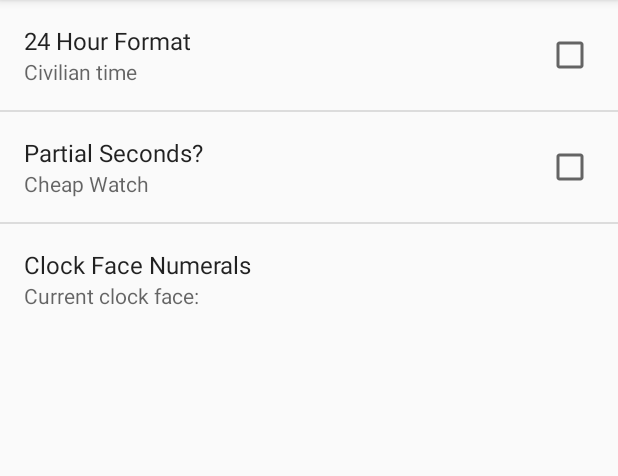
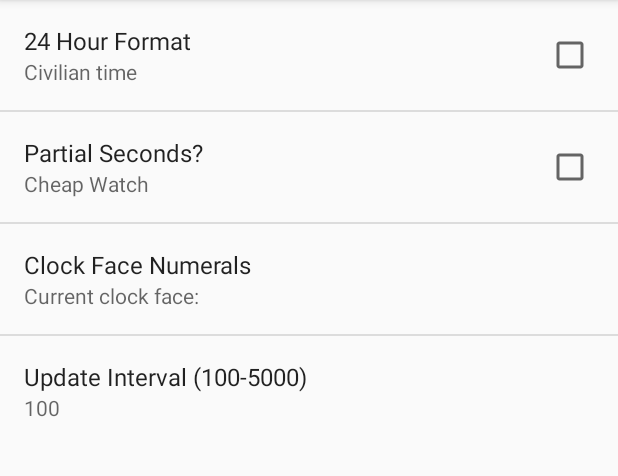
Before and after one commit to markdietzler/Android-analog-clock-with-settings-and-sound, an Android app: the screen it shows after launch (SettingsActivity), in the options menu, after a tap on "Settings", on a phone screen of 412 x 824 dp, the part 84-560 px from its top. Run offline under Robolectric (Android 15) with nearby library versions, the light colour scheme and no system bars.

Commit message:
update to final submitted lab

```diff
--- a/app/src/main/java/mark/dietzler/mdietzlerlab7/Clock.java
+++ b/app/src/main/java/mark/dietzler/mdietzlerlab7/Clock.java
@@ -2,6 +2,8 @@ package mark.dietzler.mdietzlerlab7;
 
 import android.animation.TimeAnimator;
 import android.content.Context;
+import android.content.res.AssetFileDescriptor;
+import android.content.res.AssetManager;
 import android.content.res.Resources;
 import android.graphics.Bitmap;
 import android.graphics.BitmapFactory;
@@ -9,56 +11,105 @@ import android.graphics.Color;
 import android.graphics.Paint;
 import android.graphics.Path;
 import android.graphics.Rect;
+import android.media.AudioManager;
+import android.media.SoundPool;
 import android.util.AttributeSet;
+import android.util.Log;
 import android.view.View;
 import android.graphics.Canvas;
 
+import java.io.IOException;
 import java.util.Calendar;
 import java.util.GregorianCalendar;
 import java.util.Observable;
 
 public class Clock extends View implements TimeAnimator.TimeListener {
 
-    final static float overallWidth = 100.0f, overallHeight = 100.0f, clockRadius = 50.0f, handLength = 40.0f, tailLength = 10.0f;
-    final static float ASPECT_RATIO = 1f;
     TimeAnimator mTimer = new TimeAnimator();
-    final static float[] minuteHand = new float[]{-02.5f, 0, 0, 40.25f, 02.5f, 0, 0, -02.5f, -02.5f, 0};
-    final static float[] hourHand = new float[]{-05f, 0, 0, 30.5f, 05f, 0, 0, -05f, -05f, 0};
-    int mWidth, mHeight;
-    Boolean hourFormat = Boolean.FALSE, partialSeconds = Boolean.FALSE ;
-    private String clockFace = "";
-    private static final float mSECOND_DEGREES = 360/-60;
-
+    SoundPool soundpool;
     public HourMinSec hourMinSec = new HourMinSec();
 
+    //primitives
+    private final static float OVERALL_WIDTH = 100.0f, OVERALL_HEIGHT = 100.0f, M_SECOND_HAND_LENGTH = 38.0f;
+    private final static float ASPECT_RATIO = 1f;
+    private final static float[] mMinute_Hand_Coordinates = new float[]{-02.5f, 0, 0, 40.25f, 02.5f, 0, 0, -02.5f, -02.5f, 0};
+    private final static float[] mHour_Hand_Coordinates = new float[]{-05f, 0, 0, 30.5f, 05f, 0, 0, -05f, -05f, 0};
+    private static final float mDEGREES_SECOND = 360/60;
+    private int mWidth, mHeight, mStoredSecond;
+    private int second_hand_click;
+    private int mUpdateDelay = 0;
+    private long mElapsedTimer;
+    private Boolean mDigital_Clock_24hour_Format = Boolean.FALSE, mPartial_Seconds_Flag = Boolean.FALSE, mPlay_Clock_Tick = false;
+    //strings
+    private String mClock_Face_String = "";
+
+    public void SetUpdateDelay(int newDelay) {
+        mUpdateDelay = newDelay;
+    }
+
+    //setters and getters
+    public boolean get24HourClock(){
+        return mDigital_Clock_24hour_Format;
+    }
+
+    public void set24Clock(boolean newSetting) {
+        mDigital_Clock_24hour_Format = newSetting;
+    }
+
+    public boolean getPartialSeconds() {
+        return mPartial_Seconds_Flag;
+    }
+
+    public void setPartialSeconds(boolean newState) {
+        mPartial_Seconds_Flag = newState;
+    }
+
     public String GetClockFace() {
-        return clockFace;
+        return mClock_Face_String;
     }
 
     public void SetClockFace(String newClockFace) {
-        clockFace = newClockFace;
+        mClock_Face_String = newClockFace;
     }
 
+    //constructors
     public Clock(Context context) {
         super(context);
-        initializeMe();
+        initializeMe(context);
     }
 
     public Clock(Context context, AttributeSet attrs) {
         super(context, attrs);
-        initializeMe();
+        initializeMe(context);
     }
 
     public Clock(Context context, AttributeSet attrs, int defStyleAttr) {
         super(context, attrs, defStyleAttr);
-        initializeMe();
+        initializeMe(context);
     }
 
-    private void initializeMe(){
+    private void initializeMe(Context context){
         setLayerType(LAYER_TYPE_SOFTWARE, null);
+        mTimer.setTimeListener(this);
         startTimer();
+        mElapsedTimer = 0;
+
+        //load the click sound
+        soundpool = new SoundPool(10, AudioManager.STREAM_MUSIC,0);
+        try {
+            AssetManager assetManager = context.getAssets();
+            AssetFileDescriptor descriptor;
+
+            descriptor = assetManager.openFd("click.mp3");
+            second_hand_click = soundpool.load(descriptor,0);
+
+        } catch (IOException e) {
+            Log.e("error","failed to load sound files");
+        }
+
     }
 
+    //observer class for updating digital clock in main activity
     class HourMinSec extends Observable{
         int mHour, mMin, mSec;
 
@@ -69,6 +120,7 @@ public class Clock extends View implements TimeAnimator.TimeListener {
         public int getMin() {
             return mMin;
         }
+
         public int getSec() {
             return mSec;
         }
@@ -119,12 +171,12 @@ public class Clock extends View implements TimeAnimator.TimeListener {
 
         float width = getWidth();
         float height = getHeight();
-        float scaleX = (width/overallWidth);
-        float scaleY = (height/overallHeight);
+        float scaleX = (width/ OVERALL_WIDTH);
+        float scaleY = (height/ OVERALL_HEIGHT);
         canvas.save();
 
         canvas.scale(scaleX , -scaleY);
-        canvas.translate(overallWidth/2.0f, -overallHeight/2.0f);
+        canvas.translate(OVERALL_WIDTH /2.0f, -OVERALL_HEIGHT /2.0f);
         Paint paint = new Paint();
 
         paint.setStyle(Paint.Style.STROKE);
@@ -135,24 +187,32 @@ public class Clock extends View implements TimeAnimator.TimeListener {
         canvas.save();
         GregorianCalendar gregorianCalendar = new GregorianCalendar();
 
-        int hour = gregorianCalendar.get(Calendar.HOUR);
-        int minute = gregorianCalendar.get(Calendar.MINUTE);
-        int second = gregorianCalendar.get(Calendar.SECOND);
-        int millisecond = gregorianCalendar.get(Calendar.MILLISECOND);
+        int retrieved_hour = gregorianCalendar.get(Calendar.HOUR);
+        int retrieved_minute = gregorianCalendar.get(Calendar.MINUTE);
+        int retrieved_second = gregorianCalendar.get(Calendar.SECOND);
 
-        float hourTick = 30/60 * minute;
+        if(mStoredSecond != retrieved_second) {
+            mPlay_Clock_Tick = true;
+            mStoredSecond = retrieved_second;
+        } else {
+            //do nothing
+        }
+
+        int retrieved_millisecond = gregorianCalendar.get(Calendar.MILLISECOND);
+
+        float hourTick = 30/60 * retrieved_minute;
 
         //draw hour hand
         canvas.save();
         paint.setColor(Color.RED);
         Path hourPath = new Path();
-        hourPath.moveTo(hourHand[0], hourHand[1]);
-        hourPath.lineTo(hourHand[2], hourHand[3]);
-        hourPath.lineTo(hourHand[4], hourHand[5]);
-        hourPath.lineTo(hourHand[6], hourHand[7]);
-        hourPath.lineTo(hourHand[8], hourHand[9]);
+        hourPath.moveTo(mHour_Hand_Coordinates[0], mHour_Hand_Coordinates[1]);
+        hourPath.lineTo(mHour_Hand_Coordinates[2], mHour_Hand_Coordinates[3]);
+        hourPath.lineTo(mHour_Hand_Coordinates[4], mHour_Hand_Coordinates[5]);
+        hourPath.lineTo(mHour_Hand_Coordinates[6], mHour_Hand_Coordinates[7]);
+        hourPath.lineTo(mHour_Hand_Coordinates[8], mHour_Hand_Coordinates[9]);
         hourPath.close();
-        canvas.rotate((mSECOND_DEGREES * 5) * hour + hourTick);
+        canvas.rotate(-(mDEGREES_SECOND * 5) * retrieved_hour + hourTick);
         canvas.drawPath(hourPath, paint);
         canvas.restore();
 
@@ -161,32 +221,35 @@ public class Clock extends View implements TimeAnimator.TimeListener {
         paint.setColor(Color.BLACK);
         Path minutePath = new Path();
         paint.setStyle(Paint.Style.FILL_AND_STROKE);
-        minutePath.moveTo(minuteHand[0], minuteHand[1]);
-        minutePath.lineTo(minuteHand[2],minuteHand[3]);
-        minutePath.lineTo(minuteHand[4], minuteHand[5]);
-        minutePath.lineTo(minuteHand[6], minuteHand[7]);
-        minutePath.lineTo(minuteHand[8], minuteHand[9]);
+        minutePath.moveTo(mMinute_Hand_Coordinates[0], mMinute_Hand_Coordinates[1]);
+        minutePath.lineTo(mMinute_Hand_Coordinates[2], mMinute_Hand_Coordinates[3]);
+        minutePath.lineTo(mMinute_Hand_Coordinates[4], mMinute_Hand_Coordinates[5]);
+        minutePath.lineTo(mMinute_Hand_Coordinates[6], mMinute_Hand_Coordinates[7]);
+        minutePath.lineTo(mMinute_Hand_Coordinates[8], mMinute_Hand_Coordinates[9]);
         minutePath.close();
-        canvas.rotate(mSECOND_DEGREES * minute);
+        canvas.rotate(-mDEGREES_SECOND * retrieved_minute);
         canvas.drawPath(minutePath, paint);
         canvas.restore();
 
         //draw second hand
         paint.setColor((Color.RED));
-        double scaledMillisecond = (second + (millisecond/1000.0));
 
-        if(partialSeconds){
-            canvas.rotate((float)scaledMillisecond * mSECOND_DEGREES);
+        if(mPartial_Seconds_Flag){
+            // second_plus_scaled_millisecond is the retrieved second PLUS
+            // the retrieved milliseconds divided by 1000 to get a decimal value
+            // i.e. 153 ms / 1000 = .153 plus 1 second = 1.153 seconds
+            double second_plus_scaledMillisecond = (retrieved_second + (retrieved_millisecond/1000.0));
+
+            canvas.rotate((float)second_plus_scaledMillisecond * -mDEGREES_SECOND);
+        } else {
+            canvas.rotate(retrieved_second * -mDEGREES_SECOND);
         }
-        else {
-            canvas.rotate(second * mSECOND_DEGREES);
-        }
-        canvas.drawLine(0, 0,0,handLength,paint);
+        canvas.drawLine(0, 0,0, M_SECOND_HAND_LENGTH,paint);
         canvas.restore();
 
+        paint.setColor(Color.BLACK);
         //draw big circle ticks
         for(int x=0;x<=12;x++){
-            paint.setColor(Color.BLACK);
             canvas.save();
             canvas.rotate(x*30);
             canvas.drawLine(0,40,0,50, paint);
@@ -195,7 +258,6 @@ public class Clock extends View implements TimeAnimator.TimeListener {
 
         //draw little circle ticks
         paint.setStrokeWidth(0.5f);
-        paint.setColor((Color.BLACK));
         for(int i=0;i<=60;i++){
             canvas.save();
             canvas.rotate(i*6);
@@ -203,14 +265,13 @@ public class Clock extends View implements TimeAnimator.TimeListener {
             canvas.restore();
         }
 
-
         canvas.restore();
 
-        if(hourFormat) {
-            hourMinSec.setHMS(hour, minute, second);
+        if(mDigital_Clock_24hour_Format) {
+            hourMinSec.setHMS(retrieved_hour, retrieved_minute, retrieved_second);
         }
         else{
-            hourMinSec.setHMS(gregorianCalendar.get(Calendar.HOUR),minute,second);
+            hourMinSec.setHMS(gregorianCalendar.get(Calendar.HOUR),retrieved_minute,retrieved_second);
         }
     }
 
@@ -239,23 +300,28 @@ public class Clock extends View implements TimeAnimator.TimeListener {
     }
 
     public void startTimer() {
-        mTimer.setTimeListener(new TimeAnimator.TimeListener() {
-            @Override
-            public void onTimeUpdate(TimeAnimator animation, long totalTime, long deltaTime) {
-
-                invalidate();
-            }
-
-        });
         mTimer.start();
     }
 
 
     @Override
-    public void onTimeUpdate(TimeAnimator animation, long totalTime, long deltaTime) {
-        invalidate();
-        if(!partialSeconds) {
-            //TODO make second hand "click" noise here
+    public void onTimeUpdate(TimeAnimator animation, long total_run_Time, long elapsed_since_last_call) {
+
+        if(mElapsedTimer > mUpdateDelay) { //if cumulative deltaTime is greater than the update delay time
+            //set the cumulative deltaTime to zero
+            mElapsedTimer = 0;
+            // invalidate to invoke onDraw
+            invalidate();
+        } else {  //animation delay time not elapsed, add current delta time to cumulative delta time and continue timeanimator animation
+            mElapsedTimer = mElapsedTimer + elapsed_since_last_call;
+        }
+
+        //finally, play the click sound if the second hand has "clicked" (excludes "smooth" second hand animation, obviously)
+        if(mPlay_Clock_Tick && !mPartial_Seconds_Flag) {
+            //play the click sound
+            soundpool.play(second_hand_click,1,1,0,0,1);
+            //set the tick to false again
+            mPlay_Clock_Tick = false;
         }
     }
 }
--- a/app/src/main/java/mark/dietzler/mdietzlerlab7/MainActivity.java
+++ b/app/src/main/java/mark/dietzler/mdietzlerlab7/MainActivity.java
@@ -23,7 +23,7 @@ public class MainActivity extends AppCompatActivity implements Observer{
     protected void onCreate(Bundle savedInstanceState) {
         super.onCreate(savedInstanceState);
         setContentView(R.layout.activity_main);
-        clock = (Clock)findViewById(R.id.clock);
+        clock = (Clock)findViewById(R.id.analog_clock);
         timeView = (TextView)findViewById(R.id.digitalClock);
         clock.hourMinSec.addObserver(this);
     }
@@ -42,7 +42,7 @@ public class MainActivity extends AppCompatActivity implements Observer{
         // Handle action bar item clicks here
         int id = item.getItemId();
         if(id == R.id.action_about) {
-            Toast.makeText(this, "Lab 7, Winter 2019, Mark Dietzler",
+            Toast.makeText(this, "Lab 7, Spring 2020, Mark Dietzler",
                     Toast.LENGTH_SHORT)
                     .show();
             return true;
@@ -75,7 +75,6 @@ public class MainActivity extends AppCompatActivity implements Observer{
         } else {
             timeView.setText("XX:XX:XX");
         }
-
     }
 
     /**
@@ -85,23 +84,20 @@ public class MainActivity extends AppCompatActivity implements Observer{
     protected void onResume() {
         super.onResume();
         SharedPreferences prefs = PreferenceManager.getDefaultSharedPreferences(this);
-        Boolean prefsHourFormat = false;
-        Boolean prefsPartialSecondsFormat = false;
-        String prefsClockFace = "";
+        Boolean prefs_24_hour_Format = false;
+        Boolean prefs_Partial_Seconds = false;
+        String prefs_Clock_Face = "";
+        String prefs_Update_Interval = "";
 
-        if(prefs.contains("hourFormat")) {
-            prefsHourFormat = prefs.getBoolean("hourFormat", clock.hourFormat);
-        }
-        if(prefs.contains("partialSeconds")) {
-            prefsPartialSecondsFormat = prefs.getBoolean("partialSeconds", clock.partialSeconds);
-        }
-        if(prefs.contains("prefClockFace")) {
-            prefsClockFace = prefs.getString("prefClockFace", clock.GetClockFace());
-        }
+        prefs_24_hour_Format = prefs.getBoolean("hourFormat", clock.get24HourClock());
+        prefs_Partial_Seconds = prefs.getBoolean("partialSeconds", clock.getPartialSeconds());
+        prefs_Clock_Face = prefs.getString("prefClockFace", clock.GetClockFace());
+        prefs_Update_Interval = prefs.getString("update_pref","100");
 
-        clock.hourFormat = prefsHourFormat;
-        clock.partialSeconds = prefsPartialSecondsFormat;
-        clock.SetClockFace(prefsClockFace);
+        clock.set24Clock(prefs_24_hour_Format);
+        clock.setPartialSeconds(prefs_Partial_Seconds);
+        clock.SetClockFace(prefs_Clock_Face);
+        clock.SetUpdateDelay(Integer.parseInt(prefs_Update_Interval));
         clock.invalidate();
     }
 }
--- a/app/src/main/java/mark/dietzler/mdietzlerlab7/SettingsFragment.java
+++ b/app/src/main/java/mark/dietzler/mdietzlerlab7/SettingsFragment.java
@@ -1,15 +1,11 @@
 package mark.dietzler.mdietzlerlab7;
-
 
 import android.content.SharedPreferences;
 import android.os.Bundle;
+import android.preference.EditTextPreference;
 import android.preference.Preference;
 import android.preference.PreferenceFragment;
-import android.support.v4.app.Fragment;
 
-/**
- * A simple {@link Fragment} subclass.
- */
 public class SettingsFragment extends PreferenceFragment implements SharedPreferences.OnSharedPreferenceChangeListener {
 
     public SettingsFragment() {
@@ -35,15 +31,28 @@ public class SettingsFragment extends PreferenceFragment implements SharedPrefer
                 //do nothing with second hand either
                 prefThatWasChanged.setSummary("ZZZ");
                 break ;
+            case "testing_pref":
+                int updateInterval = Integer.parseInt(sharedPreferences.getString(key,""));
+                if( updateInterval < 100) updateInterval = 100;
+                if(updateInterval > 5000) updateInterval = 5000;
+                // over wright update interval already written
+                sharedPreferences.edit().putString(key, Integer.toString(updateInterval)).commit();
+                // set the summary
+                prefThatWasChanged.setSummary("Time interval: " + updateInterval);
+                // make sure the constrained value shows up in the edit box if reselected
+                ((EditTextPreference)prefThatWasChanged).setText(Integer.toString(updateInterval));
+                break ;
         }
-
-
     }
 
     @Override
     public void onCreate(Bundle savedInstanceState) {
         super.onCreate(savedInstanceState);
         addPreferencesFromResource(R.xml.preference);
+
+        SharedPreferences prefs = getPreferenceScreen().getSharedPreferences();
+        onSharedPreferenceChanged(prefs, "pref_upint");
+        prefs.registerOnSharedPreferenceChangeListener(this);
     }
 
     @Override
--- a/app/src/main/res/layout/activity_main.xml
+++ b/app/src/main/res/layout/activity_main.xml
@@ -2,7 +2,7 @@
 <LinearLayout xmlns:android="http://schemas.android.com/apk/res/android"
     xmlns:app="http://schemas.android.com/apk/res-auto"
     xmlns:tools="http://schemas.android.com/tools"
-    android:id="@+id/linearlayout"
+    android:id="@+id/root_layout"
     android:layout_width="fill_parent"
     android:layout_height="fill_parent"
     android:gravity="center_horizontal"
@@ -10,7 +10,7 @@
     tools:context=".MainActivity">
 
     <view
-        android:id="@+id/clock"
+        android:id="@+id/analog_clock"
         class="mark.dietzler.mdietzlerlab7.Clock"
         id="@+id/clockFace"
         android:padding="10.0dip"
--- a/app/src/main/res/layout/activity_settings.xml
+++ b/app/src/main/res/layout/activity_settings.xml
@@ -14,8 +14,7 @@
         android:layout_width="wrap_content"
         android:layout_height="wrap_content"
         app:layout_constraintStart_toStartOf="parent"
-        app:layout_constraintTop_toTopOf="parent" />
-
-    <!-- putting anything in here crashed my project -->
+        app:layout_constraintTop_toTopOf="parent"
+        />
 
 </android.support.constraint.ConstraintLayout>
--- a/app/src/main/res/xml/preference.xml
+++ b/app/src/main/res/xml/preference.xml
@@ -19,4 +19,12 @@
         android:key="prefClockFace"
         android:summary="Current clock face: %s"
         android:title="Clock Face Numerals" />
+    <EditTextPreference
+        android:defaultValue="100"
+        android:inputType="number"
+        android:title="Update Interval (100-5000)"
+        android:summary="100"
+        android:key="update_pref"
+        android:id="@+id/update_interval"
+        />
 </PreferenceScreen>
--- a/build.gradle
+++ b/build.gradle
@@ -7,7 +7,7 @@ buildscript {
 
     }
     dependencies {
-        classpath 'com.android.tools.build:gradle:3.6.0'
+        classpath 'com.android.tools.build:gradle:4.0.0'
 
         // NOTE: Do not place your application dependencies here; they belong
         // in the individual module build.gradle files
```
Also changed, not shown: gradle/wrapper/gradle-wrapper.properties, 1 other file.
